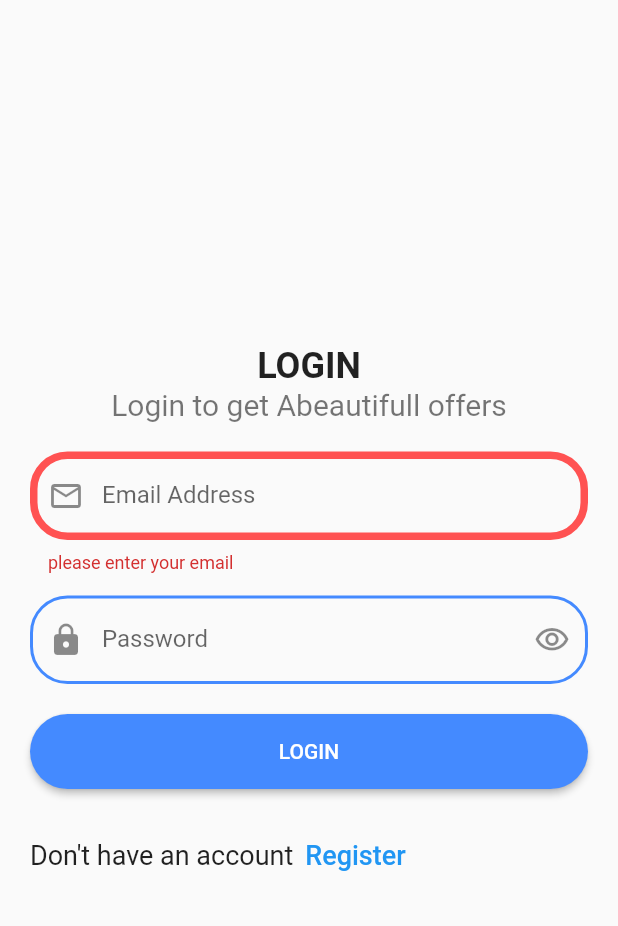
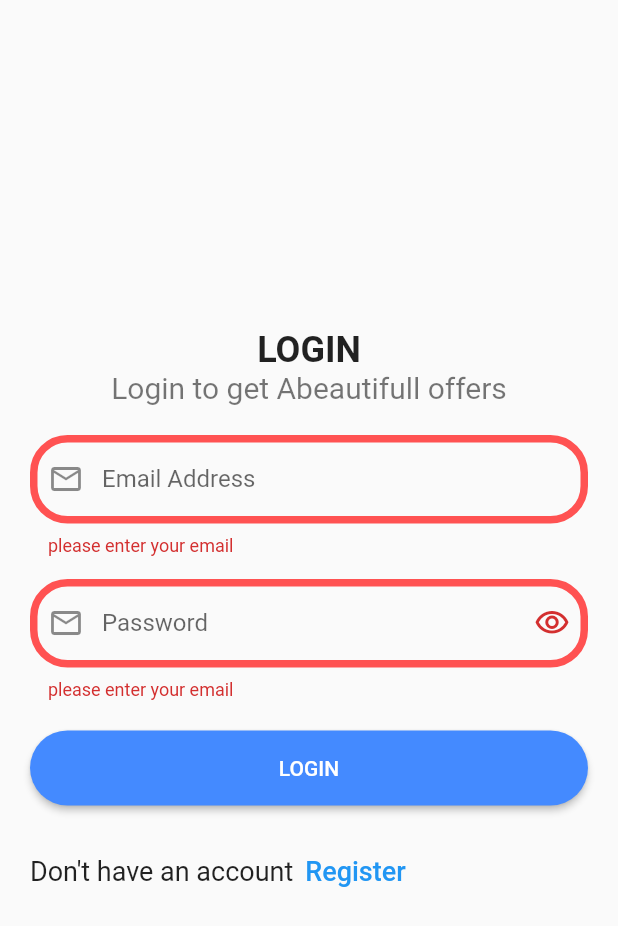
Before and after one commit to AHMADELSAKER/Ecommerce, a Flutter app: the screen it shows after launch, after a tap on the "arrow forward ios" icon, after a tap on "SKIP", after a tap on "LOGIN", on a phone screen of 412 x 824 dp. Shown: the top 926 px of the screen. Run offline on Flutter 3.47's test engine with Material 2 defaults, Android fonts, the light colour scheme and no system bars; our stand-ins replace bloc, carousel_slider, conditional_builder_null_safety, dio, flutter_bloc, shared_preferences and 1 more; network calls fail.

Commit message:
login validation

```diff
--- a/lib/models/SearchModel/CubitSearch/Cubit.dart
+++ b/lib/models/SearchModel/CubitSearch/Cubit.dart
@@ -1,6 +1,6 @@
 import 'package:dio/dio.dart';
 import 'package:ecommers/layout/Shop/Cubit/Cubit.dart';
-import 'package:ecommers/models/SearchModel/FavoriteModel.dart';
+import 'package:ecommers/models/SearchModel/SearchModel.dart';
 import 'package:ecommers/shared/network/remote/dio_helper.dart';
 import 'package:ecommers/shared/network/remote/end_point.dart';
 import 'package:flutter_bloc/flutter_bloc.dart';
--- a/lib/modules/Shop-app/login/shop-login-screen.dart
+++ b/lib/modules/Shop-app/login/shop-login-screen.dart
@@ -9,12 +9,16 @@ import 'package:ecommers/shared/component/default_formfield.dart';
 import 'package:ecommers/shared/network/local/cache_helper.dart';
 import 'package:flutter/material.dart';
 import 'package:flutter_bloc/flutter_bloc.dart';
-
 import 'cubit/cubit.dart';
 import 'cubit/states.dart';
 
 // ignore: must_be_immutable, use_key_in_widget_constructors
-class Shoplogin extends StatelessWidget {
+class Shoplogin extends StatefulWidget {
+  @override
+  State<Shoplogin> createState() => _ShoploginState();
+}
+
+class _ShoploginState extends State<Shoplogin> {
   @override
   Widget build(BuildContext context) {
     var formkey = GlobalKey<FormState>();
@@ -29,6 +33,7 @@ class Shoplogin extends StatelessWidget {
             if (state.loginmodel!.status!) {
               print(state.loginmodel!.message);
               print(state.loginmodel!.data!.token);
+              print('========================================================');
               cachehelper.Savedata(
                       key: 'token', value: state.loginmodel!.data!.token)
                   .then((value) {
@@ -38,8 +43,6 @@ class Shoplogin extends StatelessWidget {
               });
             } else {
               print(state.loginmodel!.message);
-              // showtoast(
-              //     msg: state.loginmodel!.message, state: ToastState.Error);
             }
           }
         }, builder: (context, state) {
@@ -86,38 +89,26 @@ class Shoplogin extends StatelessWidget {
                         SizedBox(
                           height: 15,
                         ),
-                        TextFormField(
-                          obscureText: shoplogincubit.get(context).ispassword!,
+                        DefaultFormField(
+                          suffixpressed: () {},
                           controller: passcontroller,
-                          decoration: InputDecoration(
-                            prefixIcon: Icon(Icons.lock),
-                            label: Text('Password'),
-                            suffixIcon: IconButton(
+                          type: TextInputType.visiblePassword,
+                          label: 'Password',
+                          suffix: IconButton(
                               onPressed: () {
                                 shoplogincubit
                                     .get(context)
                                     .changepasswordvisibilty();
                               },
                               icon: Icon(shoplogincubit.get(context).suffix)),
-                            errorBorder: OutlineInputBorder(
-                              borderRadius: BorderRadius.circular(25.0),
-                              borderSide:
-                                  BorderSide(color: Colors.redAccent, width: 5),
-                            ),
-                            focusedBorder: OutlineInputBorder(
-                              borderRadius: BorderRadius.circular(25.0),
-                              borderSide: BorderSide(
-                                  color: Colors.blueAccent, width: 5),
-                            ),
-                            enabledBorder: OutlineInputBorder(
-                              borderRadius: BorderRadius.circular(25.0),
-                              borderSide: BorderSide(
-                                color: Colors.blueAccent,
-                                width: 2.0,
-                              ),
-                            ),
-                            border: OutlineInputBorder(),
-                          ),
+                          prefix: Icons.email_outlined,
+                          valdiate: (String value) {
+                            if (value.isEmpty) {
+                              return 'please enter your email';
+                            }
+                            ;
+                          },
+                          ispassword: shoplogincubit.get(context).ispassword!,
                         ),
                         SizedBox(
                           height: 20,
@@ -131,11 +122,6 @@ class Shoplogin extends StatelessWidget {
                                       password: passcontroller.text,
                                       email: emailcontroller.text);
                                 }
-                                print(
-                                    '${state}+noooooooooooooooooooooowwwwwwwwwwwwww');
-                                print(
-                                    '${emailcontroller.toString()}+12312132654564687987');
-                                print(passcontroller);
                               },
                               backroundcolor: Colors.blueAccent,
                               text: 'Login'),
--- a/lib/modules/Shop-app/settings/Settings.dart
+++ b/lib/modules/Shop-app/settings/Settings.dart
@@ -8,11 +8,20 @@ import 'package:flutter_bloc/flutter_bloc.dart';
 
 import '../../../shared/component/default_formfield.dart';
 
-class SettingScreen extends StatelessWidget {
+class SettingScreen extends StatefulWidget {
+  @override
+  State<SettingScreen> createState() => _SettingScreenState();
+}
+
+class _SettingScreenState extends State<SettingScreen> {
   var emailcontroller = TextEditingController();
+
   var phonecontroller = TextEditingController();
+
   var passcontroller = TextEditingController();
+
   var namecontroller = TextEditingController();
+
   Widget build(BuildContext context) {
     return BlocConsumer<ShopHomeCubit, ShophomeStates>(
         builder: (context, State) {
@@ -32,6 +41,7 @@ class SettingScreen extends StatelessWidget {
         margin: EdgeInsets.only(top: 100),
         child: Padding(
           padding: const EdgeInsets.all(20.0),
+          child: SingleChildScrollView(
             child: Column(
               mainAxisAlignment: MainAxisAlignment.start,
               children: [
@@ -68,21 +78,6 @@ class SettingScreen extends StatelessWidget {
                       }
                     },
                     ispassword: false),
-
-              // DefaultFormField(
-              //   controller: passcontroller,
-              //   type: TextInputType.visiblePassword,
-              //   label: 'Phone',
-              //   prefix: Icons.email,
-              //   valdiate: (String? value) {
-              //     if (value! == null) {
-              //       print('Please Enter Correct Password');
-              //     }
-              //   },
-              //   ispassword: false,
-
-              // ),
-
                 SizedBox(
                   height: 15,
                 ),
@@ -102,14 +97,16 @@ class SettingScreen extends StatelessWidget {
                   height: 100,
                 ),
                 DefaultButton(
-                function: (context) {
-                  SignOut(context);
-                },
+                  function: () {},
+                  // function: (context) {
+                  //   SignOut(context);
+                  // },
                   text: 'Log Out',
                   backroundcolor: Colors.blueAccent,
                 )
               ],
             ),
           ),
+        ),
       );
 }
--- a/lib/shared/component/Constants.dart
+++ b/lib/shared/component/Constants.dart
@@ -5,6 +5,7 @@ import '../../modules/Shop-app/login/shop-login-screen.dart';
 import 'components.dart';
 
 void SignOut(context) {
+  print('object');
   cachehelper.Removedata('token').then((value) {
     if (value) {
       navigatoandremove(context: context, widget: Shoplogin());
--- a/lib/shared/component/default_formfield.dart
+++ b/lib/shared/component/default_formfield.dart
@@ -5,7 +5,7 @@ class DefaultFormField extends StatelessWidget {
   TextInputType type;
   String label;
   IconData prefix;
-  IconData? suffix;
+  Widget? suffix;
   bool? ispassword;
   Function valdiate;
   Function? suffixpressed;
@@ -59,12 +59,13 @@ class DefaultFormField extends StatelessWidget {
           prefix,
         ),
 
-        suffixIcon: suffix != null
-            ? IconButton(
-                onPressed: suffixpressed!(),
-                icon: Icon(suffix),
-              )
-            : null,
+        suffixIcon: suffix
+        // != null
+        //     ? IconButton(
+        //         onPressed: suffixpressed!(),
+        //         icon: Icon(suffix),
+        //       )
+        //     : null,
       ),
     );
   }
--- a/lib/shared/network/local/cache_helper.dart
+++ b/lib/shared/network/local/cache_helper.dart
@@ -24,6 +24,7 @@ class cachehelper {
   static Future<bool> Removedata(
     @required String? key,
   ) async {
+    print('==============================================Remove data=======');
     return await sharedPreferences!.remove(key!);
   }
 
```
Also changed, not shown: lib/models/SearchModel/SearchModel.dart (renamed from lib/models/SearchModel/FavoriteModel.dart). Lines whose indentation alone changed are shown as unchanged.
